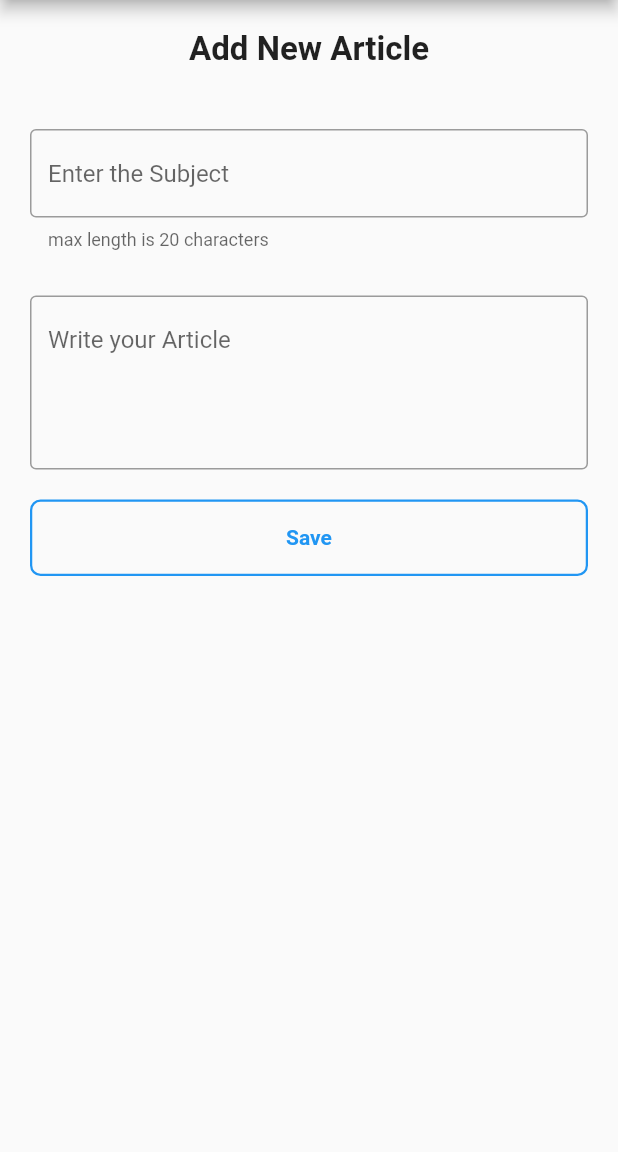
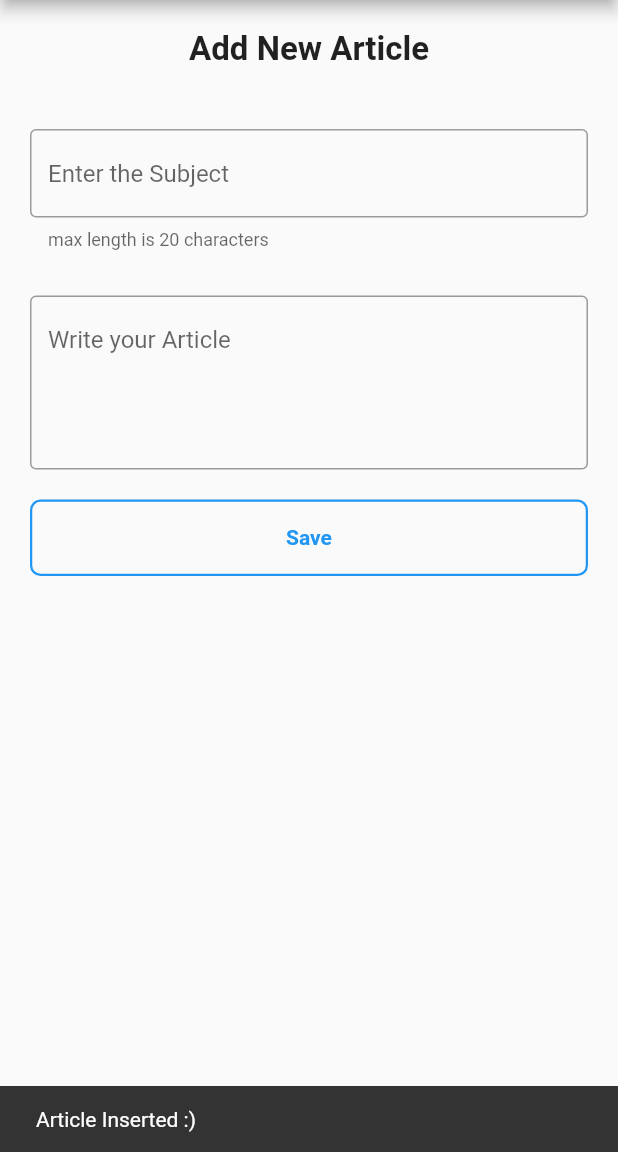
Before and after one commit to subhammahanty235/Flutter-Learn-1, a Flutter app: the AddnewArticleScreen screen opened directly, after a tap on "Save", on a phone screen of 412 x 824 dp, the part 84-1236 px from its top. Run offline on Flutter 3.47's test engine with Material 2 defaults, Android fonts, the phone set to English and light mode, and no system bars; missing offline and left inert: mongo_dart.

Commit message:
MongoDB connection and article adding

```diff
--- a/basic1/lib/AddNewArticleScreen.dart
+++ b/basic1/lib/AddNewArticleScreen.dart
@@ -1,11 +1,14 @@
 // import 'package:flutter/cupertino.dart';
 
-// ignore_for_file: prefer_const_constructors
+// ignore_for_file: prefer_const_constructors, use_build_context_synchronously
 
 // import 'dart:html';
 
+import 'package:basic1/MongoDBArticleModel.dart';
+import 'package:basic1/dataBaseHelpers/mongodb.dart';
 import 'package:basic1/main.dart';
 import 'package:flutter/material.dart';
+import 'package:mongo_dart/mongo_dart.dart' as mongo;
 
 class AddnewArticleScreen extends StatefulWidget {
   @override
@@ -13,6 +16,9 @@ class AddnewArticleScreen extends StatefulWidget {
 }
 
 class _AddNewArticleState extends State<AddnewArticleScreen> {
+  var subjectController = new TextEditingController();
+  var articleController = new TextEditingController();
+
   @override
   Widget build(BuildContext context) {
     return Scaffold(
@@ -55,6 +61,7 @@ class _AddNewArticleState extends State<AddnewArticleScreen> {
                   margin: EdgeInsets.all(20),
                   decoration: BoxDecoration(),
                   child: TextField(
+                    controller: subjectController,
                     decoration: InputDecoration(
                         border: OutlineInputBorder(),
                         hintText: 'Enter the Subject',
@@ -65,6 +72,7 @@ class _AddNewArticleState extends State<AddnewArticleScreen> {
                   margin: EdgeInsets.symmetric(vertical: 10, horizontal: 20),
                   decoration: BoxDecoration(),
                   child: TextField(
+                    controller: articleController,
                     keyboardType: TextInputType.multiline,
                     maxLines: 4,
                     decoration: InputDecoration(
@@ -74,14 +82,17 @@ class _AddNewArticleState extends State<AddnewArticleScreen> {
                   ),
                 ),
                 Container(
-              margin: EdgeInsets.only(top:10),
+                  margin: EdgeInsets.only(top: 10),
                   width: MediaQuery.of(context).size.width - 40,
                   decoration: BoxDecoration(
                       // color: Colors.green[50],
                       borderRadius: BorderRadius.circular(7),
                       border: Border.all(color: Colors.blue, width: 1.5)),
                   child: TextButton(
-                onPressed: () {},
+                    onPressed: () {
+                      _insertData(subjectController.text,
+                          articleController.text, "636d2e6c24976ac6f1128cee");
+                    },
                     child: Text("Save",
                         style: TextStyle(fontWeight: FontWeight.w600)),
                   ),
@@ -92,4 +103,22 @@ class _AddNewArticleState extends State<AddnewArticleScreen> {
           ],
         ));
   }
+
+  Future<void> _insertData(
+      String subject, String article, String userId) async {
+    var id = mongo.ObjectId();
+    var userIdObj = mongo.ObjectId.fromHexString(userId);
+
+    final data = MongodbArticleModel(
+        id: id, subject: subject, article: article, userId: userIdObj);
+    var res = await MongoDatabase.insert(data);
+    ScaffoldMessenger.of(context)
+        .showSnackBar(SnackBar(content: Text("Article Inserted :)")));
+    _clearAll();
   }
+
+  void _clearAll() {
+    subjectController.text = "";
+    articleController.text = "";
+  }
+}
--- /dev/null
+++ b/basic1/lib/MongoDBArticleModel.dart
@@ -0,0 +1,39 @@
+// To parse this JSON data, do
+//
+//     final mongodbArticleModel = mongodbArticleModelFromJson(jsonString);
+
+import 'dart:convert';
+
+import 'package:mongo_dart/mongo_dart.dart';
+
+MongodbArticleModel mongodbArticleModelFromJson(String str) => MongodbArticleModel.fromJson(json.decode(str));
+
+String mongodbArticleModelToJson(MongodbArticleModel data) => json.encode(data.toJson());
+
+class MongodbArticleModel {
+    MongodbArticleModel({
+        required this.id,
+        required this.subject,
+        required this.article,
+        required this.userId,
+    });
+
+    ObjectId id;
+    ObjectId userId;
+    String subject;
+    String article;
+
+    factory MongodbArticleModel.fromJson(Map<String, dynamic> json) => MongodbArticleModel(
+        id: json["_id"],
+        userId : json["userId"],
+        subject: json["subject"],
+        article: json["article"],
+    );
+
+    Map<String, dynamic> toJson() => {
+        "_id": id,
+        "userId":userId,
+        "subject": subject,
+        "article": article,
+    };
+}
--- /dev/null
+++ b/basic1/lib/dataBaseHelpers/dbconstrants.dart
@@ -0,0 +1,7 @@
+// ignore_for_file: constant_identifier_names
+
+const MONGO_URI="mongodb+srv://mahantysubham57:dummyaccount@cluster0.aaidbgp.mongodb.net/flutterarticleproject?retryWrites=true&w=majority";
+
+const USER_COLLECTION = "users";
+
+const ARTICLE_COLLECTION = "articles";
--- /dev/null
+++ b/basic1/lib/dataBaseHelpers/mongodb.dart
@@ -0,0 +1,38 @@
+// ignore_for_file: prefer_typing_uninitialized_variables
+
+import 'dart:developer';
+
+import 'package:basic1/MongoDBArticleModel.dart';
+import 'package:basic1/dataBaseHelpers/dbconstrants.dart';
+import 'package:mongo_dart/mongo_dart.dart';
+
+class MongoDatabase {
+  static var db, usersCollection, articlesCollection;
+  static connect() async {
+    db = await Db.create(MONGO_URI);
+    await db.open();
+    inspect(db);
+    usersCollection = db.collection(USER_COLLECTION);
+    articlesCollection = db.collection(ARTICLE_COLLECTION);
+  }
+
+  static Future<List<Map<String,dynamic>>> getdata()async{
+    final data = await articlesCollection.find().toList();
+    return data;
+  }
+
+  static Future<String> insert(MongodbArticleModel data)async{
+    try {
+      var res = await articlesCollection.insertOne(data.toJson());
+      if(res.isSuccess){
+          return "data inserted";
+      }
+      else{
+        return "Unable to insert data";
+      }
+    } catch (e) {
+      // print(e.toString());
+      return e.toString();
+    }
+  }
+}
--- a/basic1/lib/main.dart
+++ b/basic1/lib/main.dart
@@ -1,9 +1,12 @@
 import 'package:basic1/AddNewArticleScreen.dart';
 import 'package:basic1/SplashScreen.dart';
 import 'package:basic1/UserScreen.dart';
+import 'package:basic1/dataBaseHelpers/mongodb.dart';
 import 'package:flutter/material.dart';
 
-void main() {
+void main() async{
+  WidgetsFlutterBinding.ensureInitialized();
+  await MongoDatabase.connect();
   runApp(const MyApp());
 }
 
--- a/basic1/pubspec.yaml
+++ b/basic1/pubspec.yaml
@@ -31,6 +31,7 @@ environment:
 dependencies:
   flutter:
     sdk: flutter
+  mongo_dart : ^0.7.3
 
 
   # The following adds the Cupertino Icons font to your application.
```
Also changed, not shown: basic1/lib/UserScreen.dart (+89 -18 lines), basic1/pubspec.lock. Lines whose indentation alone changed are shown as unchanged.
